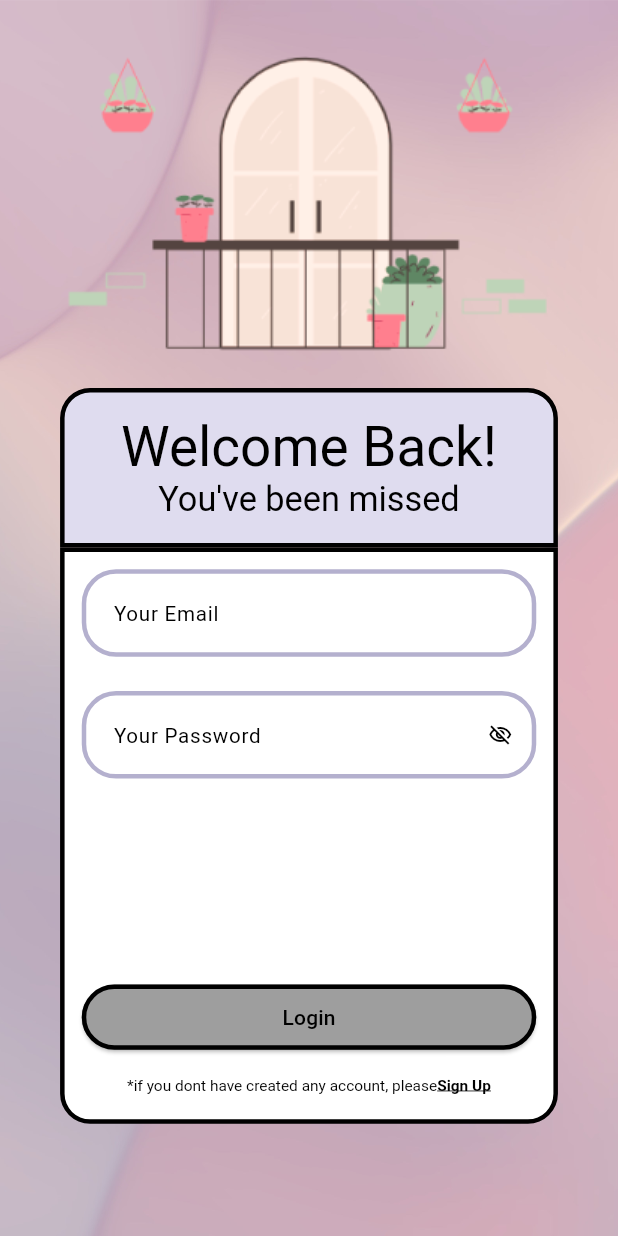
After one commit to nisahabiba/mawadda_app, a Flutter app: the screen it shows after launch, after a tap on "Login", on a phone screen of 412 x 824 dp. The commit adds this screen. Run offline on Flutter 3.47's test engine with Material 2 defaults, Android fonts, the phone set to English and light mode, and no system bars; drawn by our look-alikes of loader_overlay; our stand-ins replace auto_route, basic_utils, bloc, equatable, firebase_auth, firebase_core and 7 more; accounts and stored records are empty; statements that could not run were skipped.

Commit message:
add loader overlay in login page

```diff
--- a/lib/auth/bloc/login/login_bloc.dart
+++ b/lib/auth/bloc/login/login_bloc.dart
@@ -17,6 +17,7 @@ class LoginBloc extends Bloc<LoginEvent, LoginState> {
     this.authRepository,
   ) : super(LoginInitialSt()) {
     on<LoginFetchEv>((event, emit) async {
+      emit(LoginLoadingSt());
       final login = await authRepository.signInWithEmailAndPassword(
         event.email,
         event.password,
@@ -30,6 +31,7 @@ class LoginBloc extends Bloc<LoginEvent, LoginState> {
 
       debugPrint('Credential : ${event.email} -- ${event.password}');
       debugPrint('Login : $login');
+      debugPrint('Login UID : ${login!.user!.uid}');
     });
   }
 }
--- a/lib/auth/pages/login_page.dart
+++ b/lib/auth/pages/login_page.dart
@@ -6,13 +6,12 @@ import 'package:flutter_bloc/flutter_bloc.dart';
 import 'package:flutter_screenutil/flutter_screenutil.dart';
 import 'package:get/get.dart';
 import 'package:google_fonts/google_fonts.dart';
+import 'package:loader_overlay/loader_overlay.dart';
 import 'package:mawadda_app/auth/bloc/login/login_bloc.dart';
+import 'package:mawadda_app/auth/pages/register_page.dart';
+import 'package:mawadda_app/auth/utils/auth_string_util.dart';
 
-import 'package:mawadda_app/auth/pages/register_page.dart';
-
-import 'package:mawadda_app/auth/utils/auth_string_util.dart';
-import 'package:mawadda_app/core/navigation/bloc/navigation_bloc.dart';
-
+import '../../core/components/custom_loader_overlay_component.dart';
 import '../../core/components/form_component.dart';
 import '../../core/components/password_form_component.dart';
 import '../../core/router/router.dart';
@@ -28,21 +27,30 @@ class LoginPage extends StatelessWidget {
     final RxBool isEmailTrue = false.obs;
     final RxBool isPasswordTrue = false.obs;
 
-    return BlocListener<LoginBloc, LoginState>(
+    return CustomLoaderOverlay(
+      child: Scaffold(
+        body: BlocListener<LoginBloc, LoginState>(
           listener: (context, state) {
-        debugPrint('Login State : $state');
             if (state == LoginSuccessSt()) {
-          // context.read<NavigationBloc>().add(const HomeEv());
+              context.loaderOverlay.hide();
               context.router.replace(const HomeRoute());
             }
+
+            if (state == LoginLoadingSt()) {
+              context.loaderOverlay.show();
+            }
+
+            if (state == LoginFailedSt()) {
+              context.loaderOverlay.hide();
+            }
           },
-      child: Scaffold(
-        body: Container(
+          child: Container(
             height: 1.sh,
             constraints: const BoxConstraints.expand(),
             decoration: const BoxDecoration(
               image: DecorationImage(
-                image: AssetImage("assets/image_back.png"), fit: BoxFit.cover),
+                  image: AssetImage("assets/image_back.png"),
+                  fit: BoxFit.cover),
             ),
             padding: EdgeInsets.only(top: 10.r, left: 10.r, right: 10.r),
             child: Center(
@@ -216,6 +224,7 @@ class LoginPage extends StatelessWidget {
             )),
           ),
         ),
+      ),
     );
   }
 }
--- /dev/null
+++ b/lib/core/components/custom_loader_overlay_component.dart
@@ -0,0 +1,21 @@
+// ignore_for_file: public_member_api_docs, sort_constructors_first
+import 'package:flutter/material.dart';
+import 'package:loader_overlay/loader_overlay.dart';
+
+class CustomLoaderOverlay extends StatelessWidget {
+  const CustomLoaderOverlay({
+    Key? key,
+    required this.child,
+  }) : super(key: key);
+
+  final Widget child;
+
+  @override
+  Widget build(BuildContext context) {
+    return LoaderOverlay(
+      useDefaultLoading: true,
+      overlayColor: const Color.fromRGBO(0, 0, 0, 0.3),
+      child: child,
+    );
+  }
+}
--- a/pubspec.yaml
+++ b/pubspec.yaml
@@ -48,6 +48,7 @@ dependencies:
   firebase_core: ^2.15.1
   firebase_auth: ^4.9.0
   intl: ^0.18.1
+  loader_overlay: ^2.3.2
 
 dev_dependencies:
   flutter_test:
```
Also changed, not shown: pubspec.lock. Lines whose indentation alone changed are shown as unchanged.
